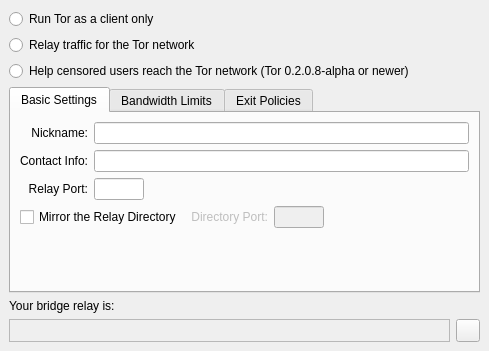
This is src/gui/config/serverpage.ui in a-ilin/vidalia as Qt 5 draws it before an edit. The edited form follows.
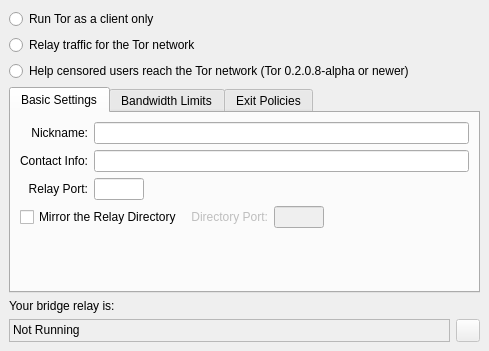
This is the edited form. Icons and pictures are not drawn.

Commit message:
r2222@lysithea:  edmanm | 2007-10-24 02:45:07 -0400  Implement the rest of the stuff to tell the user their bridge relay  address, port, and fingerprint. (I even proofread my comments this time!) Also  removed a variable we didn't really need to keep around taking up memory.
svn:r2082

The edit to the form file:
```diff
--- a/src/gui/config/serverpage.ui
+++ b/src/gui/config/serverpage.ui
@@ -1001,7 +1001,7 @@
         <enum>QFrame::Sunken</enum>
        </property>
        <property name="text" >
-        <string/>
+        <string>Not Running</string>
        </property>
        <property name="textInteractionFlags" >
         <enum>Qt::TextSelectableByMouse</enum>
@@ -1010,6 +1010,9 @@
      </item>
      <item>
       <widget class="QToolButton" name="btnCopyBridgeIdentity" >
+       <property name="enabled" >
+        <bool>false</bool>
+       </property>
        <property name="toolTip" >
         <string>Copy your bridge relay's identity to the clipboard</string>
        </property>
```
The commit also changes 2 other files.
